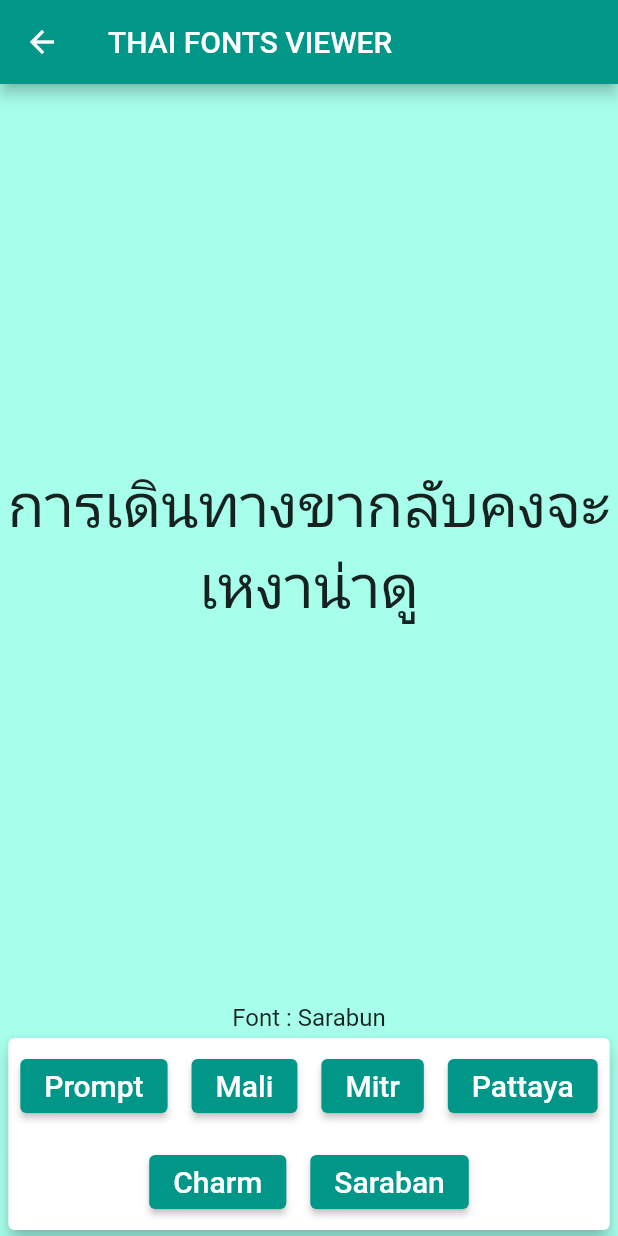
After one commit to PATueng/guess_the_number, a Flutter app: the ThaiFontsViewer screen opened directly, on a phone screen of 412 x 824 dp. The commit adds this screen. Run offline on Flutter 3.47's test engine with Material 2 defaults, Android fonts, the phone set to English and light mode, and no system bars; our stand-ins replace google_fonts; Roboto replaces fonts that are missing (Sarabun).

Commit message:
homework9

```diff
--- /dev/null
+++ b/lib/pages/homework8/thai_fonts_viewer.dart
@@ -0,0 +1,130 @@
+import 'package:flutter/material.dart';
+import 'package:google_fonts/google_fonts.dart';
+
+class ThaiFontsViewer extends StatefulWidget {
+  const ThaiFontsViewer({Key? key}) : super(key: key);
+
+  @override
+  _ThaiFontsViewerState createState() => _ThaiFontsViewerState();
+}
+
+class _ThaiFontsViewerState extends State<ThaiFontsViewer> {
+  String s = 'การเดินทางขากลับคงจะเหงาน่าดู';
+  bool prompt = false;
+  bool mali = false;
+  bool press = true;
+  bool mitr = false;
+  bool pattaya = false;
+  bool charm = false;
+  double fontsSize = 40.0;
+  double textSize = 16.0;
+
+  _changeFonts(String name) {
+    setState(() {
+      if(name == 'Prompt')
+        prompt = true;
+      else if (name != 'Prompt' )
+        prompt = false;
+      if(name == 'Mali')
+        mali = true;
+      else if (name != 'Mali' )
+        mali = false;
+      if(name == 'Mitr')
+        mitr = true;
+      else if (name != 'mitr' )
+        mitr = false;
+      if(name == 'Pattaya')
+        pattaya = true;
+      else if (name != 'Pattaya' )
+        pattaya = false;
+      if(name == 'Charm')
+        charm = true;
+      else if (name != 'Charm' )
+        charm = false;
+    });
+  }
+
+
+  Widget _button(String name) {
+    return Padding(
+      padding: const EdgeInsets.all(8.0),
+      child: ElevatedButton(
+        onPressed: (){_changeFonts(name);},
+        style: ElevatedButton.styleFrom(
+          primary: Colors.teal,
+        ),
+        child: Text(
+          name,
+          style: TextStyle(fontSize: 20.0),
+        ),
+      ),
+    );
+  }
+
+  @override
+  Widget build(BuildContext context) {
+    return Scaffold(
+      appBar: AppBar(
+        title: Text('THAI FONTS VIEWER'),
+        backgroundColor: Colors.teal,
+      ),
+      body: Container(
+        color: Colors.tealAccent.shade100,
+        child: Column(
+          mainAxisAlignment: MainAxisAlignment.end,
+          crossAxisAlignment: CrossAxisAlignment.stretch,
+          children: [
+            Expanded(
+              child: Column(
+                mainAxisAlignment: MainAxisAlignment.center,
+                children: [
+                    if (prompt)
+                      Text(s, style: GoogleFonts.prompt(fontSize: fontsSize,),textAlign: TextAlign.center,)
+                    else if(mali)
+                      Text(s, style: GoogleFonts.mali(fontSize: fontsSize,),textAlign: TextAlign.center,)
+                    else if(mitr)
+                      Text(s, style: GoogleFonts.mitr(fontSize: fontsSize,),textAlign: TextAlign.center,)
+                      else if(pattaya)
+                          Text(s, style: GoogleFonts.pattaya(fontSize: fontsSize,),textAlign: TextAlign.center,)
+                      else if(charm)
+                          Text(s, style: GoogleFonts.charm(fontSize: fontsSize,),textAlign: TextAlign.center,)
+                    else
+                      Text(s, style: GoogleFonts.sarabun(fontSize: fontsSize,),textAlign: TextAlign.center,)
+                ],
+              ),
+            ),
+            Column(
+              children: [
+                if (prompt)
+                  Text('Font : Prompt', style: TextStyle(fontSize:textSize,))
+                else if(mali)
+                  Text('Font : Mali', style: TextStyle(fontSize:textSize,))
+                else if(mitr)
+                  Text('Font : Mitr', style: TextStyle(fontSize:textSize,))
+                  else if(pattaya)
+                      Text('Font : Pattaya', style: TextStyle(fontSize:textSize,))
+                  else if(charm)
+                      Text('Font : Charm', style: TextStyle(fontSize:textSize,))
+                  else
+                    Text('Font : Sarabun', style: TextStyle(fontSize:textSize,)),
+                Card(
+                    elevation: 5.0, //การยกตัวของการ์ด ซึ่งทำให้เกิดเงา
+                    child: Wrap(
+                      crossAxisAlignment: WrapCrossAlignment.center,
+                        alignment: WrapAlignment.center,
+                        children: [
+                          _button('Prompt'),
+                          _button('Mali'),
+                          _button('Mitr'),
+                          _button('Pattaya'),
+                          _button('Charm'),
+                          _button('Saraban'),
+                    ])),
+              ],
+            ),
+          ],
+        ),
+      ),
+    );
+  }
+}
--- a/lib/test_list.dart
+++ b/lib/test_list.dart
@@ -50,6 +50,7 @@ void main() {
   });
   List list3 = list.map((i) { return { 'data' : i} ; }).toList(); // ทำเป็น Map
   print(list3);
+
   /*list.map((e) {
     return e+10;
   }).toList();*/
--- a/pubspec.yaml
+++ b/pubspec.yaml
@@ -23,6 +23,7 @@ environment:
 dependencies:
   flutter:
     sdk: flutter
+  google_fonts: ^2.1.0
 
 
   # The following adds the Cupertino Icons font to your application.
@@ -46,6 +47,7 @@ flutter:
 
   # To add assets to your application, add an assets section, like this:
   assets:
+     - assets/images/ #นำเข้ารูปทั้งหมดในโฟลเดอร์ images
      - assets/images/cat.png
      - assets/images/op.png
      - assets/images/bg.jpg
@@ -53,6 +55,7 @@ flutter:
      - assets/images/flag_ireland.png
      - assets/images/flag_thailand.png
      - assets/images/logo.png
+     - assets/images/logo_number.png
 
   # An image asset can refer to one or more resolution-specific "variants", see
   # https://flutter.dev/assets-and-images/#resolution-aware.
```
Also changed, not shown: lib/main.dart (+11 -94 lines), lib/pages/game1to100/game.dart (added, +31 -0 lines), lib/pages/game1to100/game_page_1.dart (added, +198 -0 lines), assets/images/logo_number.png (added), pubspec.lock.
